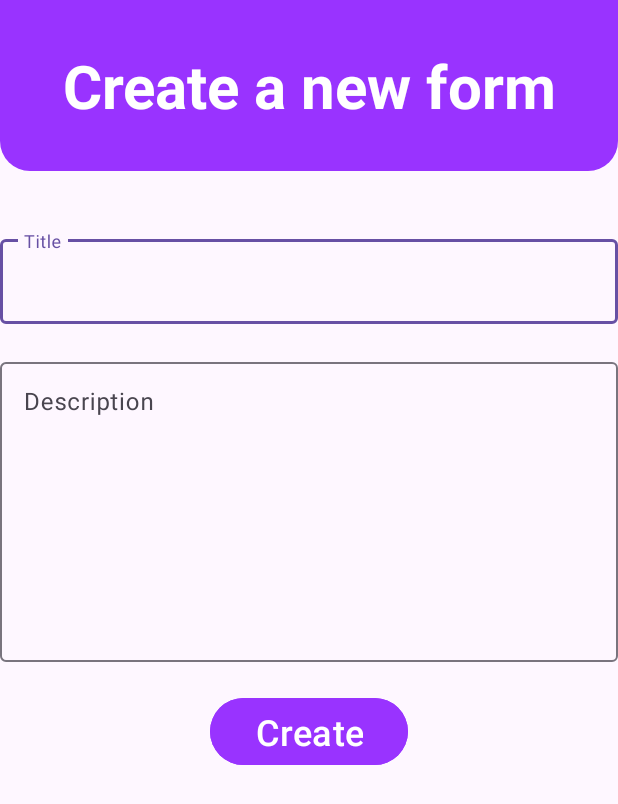
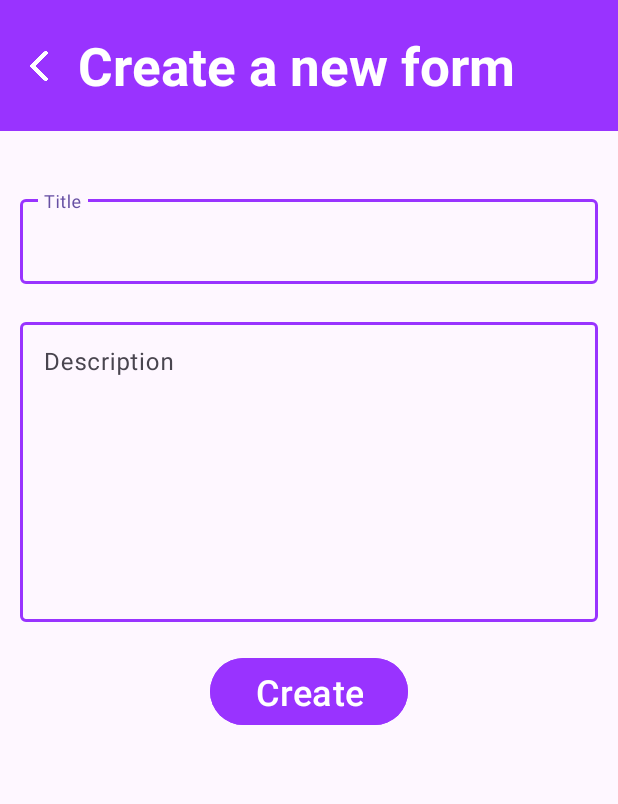
Before and after one commit to LoveAviation/FindMe, an Android app: the CreateFormActivity screen opened directly, with no data from a screen before it, on a phone screen of 412 x 824 dp. Shown: the top 804 px of the screen. Run offline under Robolectric (Android 15) with nearby library versions, the phone set to English and light mode, and no system bars.

Commit message:
prework commit

```diff
--- a/app/build.gradle.kts
+++ b/app/build.gradle.kts
@@ -48,4 +48,8 @@ dependencies {
     testImplementation(libs.junit)
     androidTestImplementation(libs.androidx.junit)
     androidTestImplementation(libs.androidx.espresso.core)
+
+    implementation("androidx.navigation:navigation-fragment-ktx:2.7.7")
+    implementation("androidx.navigation:navigation-ui:2.7.7")
+
 }
--- a/app/src/main/java/com/example/findme/CreateFormActivity.kt
+++ b/app/src/main/java/com/example/findme/CreateFormActivity.kt
@@ -1,14 +1,22 @@
 package com.example.findme
 
+import android.content.Intent
 import android.os.Bundle
 import androidx.activity.enableEdgeToEdge
 import androidx.appcompat.app.AppCompatActivity
 import androidx.core.view.ViewCompat
 import androidx.core.view.WindowInsetsCompat
+import com.example.findme.databinding.ActivityCreateFormBinding
 
 class CreateFormActivity : AppCompatActivity() {
+    private lateinit var binding: ActivityCreateFormBinding
     override fun onCreate(savedInstanceState: Bundle?) {
         super.onCreate(savedInstanceState)
-        setContentView(R.layout.activity_create_form)
+        binding = ActivityCreateFormBinding.inflate(layoutInflater)
+        setContentView(binding.root)
+
+        binding.backTitleBtn.setOnClickListener {
+            finish()
+        }
     }
 }
--- /dev/null
+++ b/app/src/main/res/drawable/back_button_resize.xml
@@ -0,0 +1,9 @@
+<?xml version="1.0" encoding="utf-8"?>
+<layer-list xmlns:android="http://schemas.android.com/apk/res/android">
+    <item
+        android:width="12dp"
+        android:height="20dp">
+        <bitmap
+            android:src="@drawable/back_button"/>
+    </item>
+</layer-list>
--- a/app/src/main/res/drawable/crate_activity_title.xml
+++ b/app/src/main/res/drawable/crate_activity_title.xml
@@ -2,5 +2,5 @@
 <shape xmlns:android="http://schemas.android.com/apk/res/android"
     android:shape="rectangle">
     <solid android:color="@color/selected" />
-    <corners android:bottomLeftRadius="20dp" android:bottomRightRadius="20dp" />
+    <corners android:bottomLeftRadius="0dp" android:bottomRightRadius="0dp" />
 </shape>
--- a/app/src/main/res/layout/activity_create_form.xml
+++ b/app/src/main/res/layout/activity_create_form.xml
@@ -7,38 +7,61 @@
     android:layout_height="match_parent"
     tools:context=".CreateFormActivity">
     <LinearLayout
+        android:id="@+id/main_layout"
         android:layout_width="match_parent"
         android:layout_height="wrap_content"
         android:orientation="vertical">
-        <TextView
+        <LinearLayout
+            android:id="@+id/title_layout"
             android:layout_width="match_parent"
             android:layout_height="wrap_content"
-            android:text="@string/create_activity_title"
-            android:textSize="40sp"
-            android:paddingVertical="30dp"
-            android:textAlignment="center"
-            android:textStyle="bold"
-            android:textColor="@color/white"
-            android:background="@drawable/crate_activity_title"/>
+            android:background="@drawable/crate_activity_title">
+            <ImageButton
+                android:id="@+id/back_title_btn"
+                android:layout_width="wrap_content"
+                android:layout_height="match_parent"
+                android:src="@drawable/back_button_resize"
+                android:background="@android:color/transparent"
+                android:paddingHorizontal="20dp"
+                android:layout_gravity="center_vertical"/>
+            <TextView
+                android:id="@+id/title"
+                android:layout_width="wrap_content"
+                android:layout_height="wrap_content"
+                android:text="@string/create_activity_title"
+                android:textSize="35sp"
+                android:layout_gravity="center"
+                android:paddingVertical="20dp"
+                android:textStyle="bold"
+                android:textColor="@color/white" />
+        </LinearLayout>
 
         <com.google.android.material.textfield.TextInputLayout
+            android:id="@+id/title_textInpLayout"
             android:layout_width="match_parent"
             android:layout_height="match_parent"
             android:layout_marginTop="40dp"
+            android:layout_marginHorizontal="13dp"
+            style="@style/TextInputLayout"
             android:layout_marginBottom="20dp">
 
             <com.google.android.material.textfield.TextInputEditText
+                android:id="@+id/title_editText"
                 android:layout_width="match_parent"
                 android:layout_height="wrap_content"
                 android:hint="@string/title_text" />
         </com.google.android.material.textfield.TextInputLayout>
         <com.google.android.material.textfield.TextInputLayout
+            android:id="@+id/description_textInpLayout"
             android:layout_width="match_parent"
             android:layout_height="wrap_content"
             android:minHeight="200dp"
+            style="@style/TextInputLayout"
+            android:layout_marginHorizontal="13dp"
             android:layout_marginBottom="20dp">
 
             <com.google.android.material.textfield.TextInputEditText
+                android:id="@+id/description_editText"
                 android:layout_width="match_parent"
                 android:layout_height="match_parent"
                 android:gravity="top"
@@ -47,6 +70,7 @@
         </com.google.android.material.textfield.TextInputLayout>
 
         <Button
+            android:id="@+id/save_button"
             android:layout_width="wrap_content"
             android:layout_height="wrap_content"
             android:layout_gravity="center"
--- a/app/src/main/res/values/colors.xml
+++ b/app/src/main/res/values/colors.xml
@@ -1,6 +1,7 @@
 <?xml version="1.0" encoding="utf-8"?>
-<resources>
+<resources xmlns:tools="http://schemas.android.com/tools">
     <color name="black">#FF000000</color>
     <color name="white">#FFFFFFFF</color>
     <color name="selected">#9933FF</color>
+    <color name="mtrl_textinput_default_box_stroke_color" tools:override="true">#9933FF</color>
 </resources>
--- a/app/src/main/res/values/strings.xml
+++ b/app/src/main/res/values/strings.xml
@@ -11,4 +11,7 @@
     <string name="create_activity_title">Create a new form</string>
     <string name="description_text">Description</string>
     <string name="create_btn_text">Create</string>
+    <!-- TODO: Remove or change this placeholder text -->
+    <string name="hello_blank_fragment">Hello blank fragment</string>
+    <string name="search_forms">Search forms</string>
 </resources>
--- a/app/src/main/res/values/styles.xml
+++ b/app/src/main/res/values/styles.xml
@@ -4,4 +4,8 @@
         <item name="android:background">@drawable/bottom_nav_background</item>
         <item name="android:elevation">8dp</item> <!-- Высота тени, которая создаст эффект сглаживания -->
     </style>
+    <style name="TextInputLayout">
+        <item name="boxStrokeColor">@color/selected</item>
+        <item name="boxStrokeWidth">2dp</item>
+    </style>
 </resources>
```
Also changed, not shown: app/src/main/java/com/example/findme/Search.kt (added, +63 -0 lines), app/src/main/res/layout/activity_main.xml (+10 -0 lines), app/src/main/res/layout/fragment_search.xml (added, +24 -0 lines), app/src/main/res/navigation/nav_graph.xml (added, +13 -0 lines), app/src/main/res/drawable/back_button.png (added).
